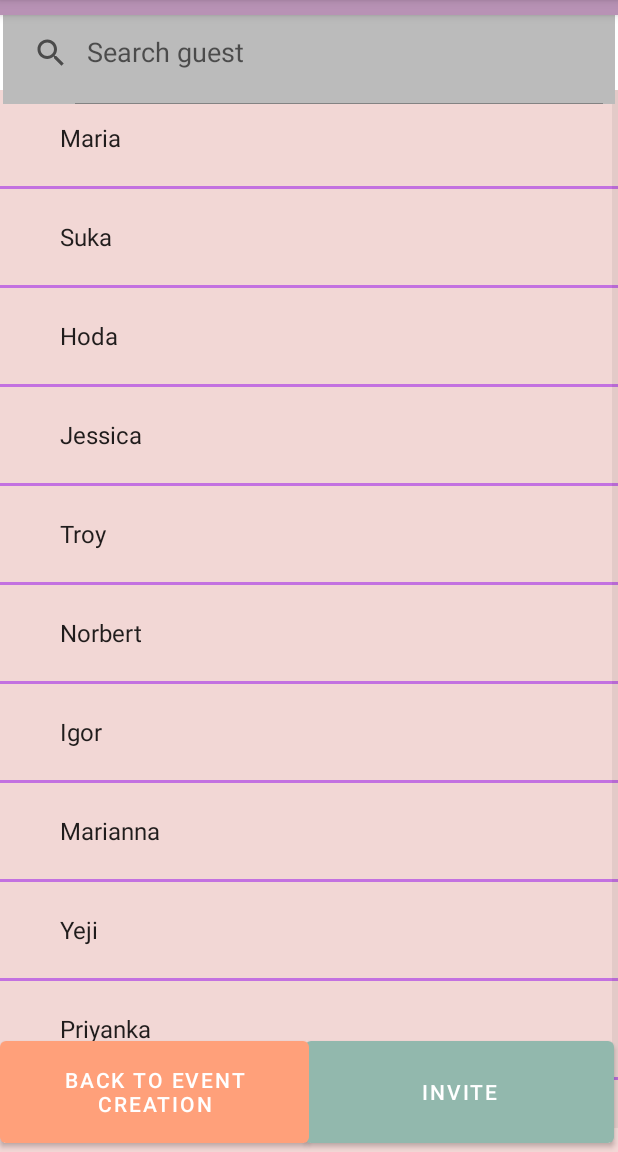
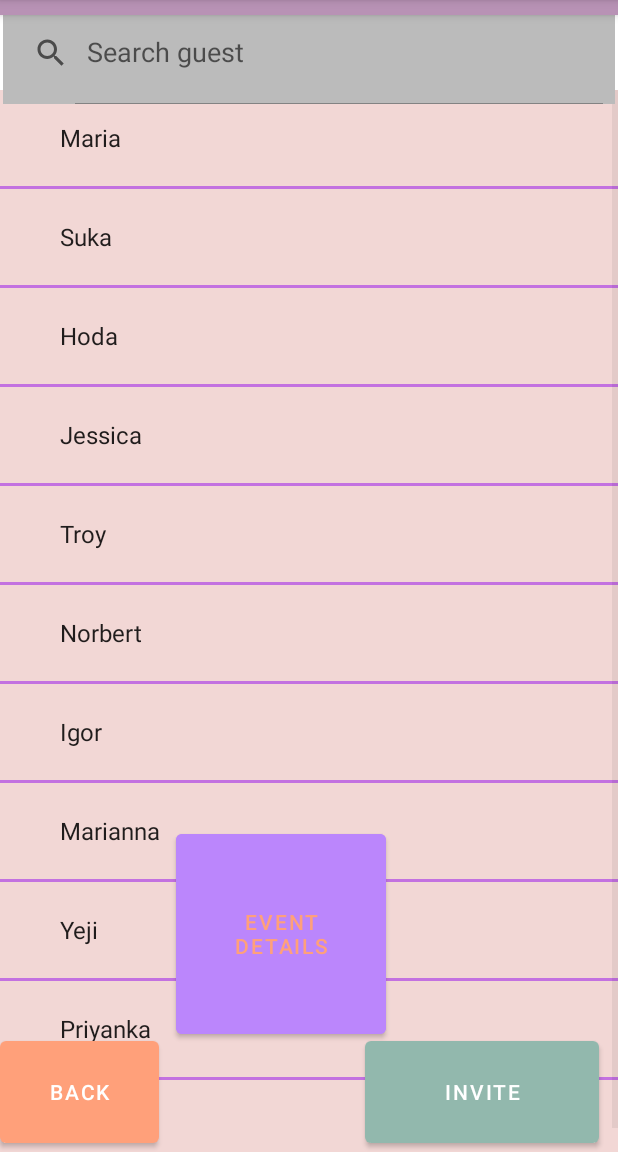
Before and after one commit to Jessica0192/PartyPlanner_Mobile, an Android app: the GuestActivity screen opened directly, with no data from a screen before it, on a phone screen of 412 x 824 dp, the part 84-1236 px from its top. Run offline under Robolectric (Android 15) with nearby library versions, the phone set to English and light mode, and no system bars.

Commit message:
"Added event details button to guest activity"

```diff
--- a/app/src/main/java/com/example/assignment1/GuestActivity.java
+++ b/app/src/main/java/com/example/assignment1/GuestActivity.java
@@ -221,6 +221,19 @@ public class GuestActivity extends AppCompatActivity {
      * PARAMETERS : NONE
      * RETURNS    : NONE
      */
+    public void viewEvDets(View view){
+        //go to the invitation screen
+        Intent intent = new Intent(this, ViewEventActivity.class);
+        startActivity(intent);
+    }
+    /*
+     * FUNCTION   : goToInviteActivity()
+     * DESCRIPTION: This function simply redirects us to to the
+     * invitation screen - content_invite.xml, which corres-
+     * ponds with InviteActivity.
+     * PARAMETERS : NONE
+     * RETURNS    : NONE
+     */
     public void goToInviteActivity(){
         //go to the invitation screen
         Intent intent = new Intent(this, InviteActivity.class);
--- a/app/src/main/java/com/example/assignment1/InviteActivity.java
+++ b/app/src/main/java/com/example/assignment1/InviteActivity.java
@@ -753,7 +753,6 @@ public class InviteActivity extends AppCompatActivity {
 
 
 
-
     // new class
 
     public class Task_for_invitation_activity extends AsyncTask<Void, Integer, Void> {
--- a/app/src/main/res/layout/choose_guests.xml
+++ b/app/src/main/res/layout/choose_guests.xml
@@ -36,30 +36,41 @@
 
     </ListView>
 
-
-
+<Button
+    android:id="@+id/viewEvDets"
+    android:layout_height="145dp"
+    android:layout_width="140dp"
+    android:layout_marginLeft="117dp"
+    android:layout_marginTop="550dp"
+    android:onClick="viewEvDets"
+    android:text="event details"
+    android:textColor="@color/pink"
+    android:backgroundTint="@color/purple_200"
+    />
 
     <Button
         android:id="@+id/inviteBtn"
-        android:layout_width="206dp"
+        android:layout_width="156dp"
         android:layout_height="80dp"
-        android:layout_marginLeft="203dp"
+        android:layout_marginLeft="243dp"
         android:layout_marginTop="500dp"
         android:onClick="addToWaitList"
         android:layout_alignBottom="@id/guestList"
         android:text="Invite"
         app:backgroundTint="@color/light_gray_green" />
 
+
+
     <Button
         android:id="@+id/backToEventBtn"
-        android:layout_width="206dp"
+        android:layout_width="106dp"
         android:layout_height="80dp"
         android:layout_marginStart="0dp"
         android:layout_marginLeft="0dp"
 
         android:layout_alignBottom="@id/guestList"
         android:onClick="backToEventCreation"
-        android:text="Back to event creation"
+        android:text="Back"
         app:backgroundTint="@color/pink" />
 
 
@@ -96,4 +107,5 @@
 
     </com.google.android.material.appbar.AppBarLayout>
 
+
 </RelativeLayout>
```
